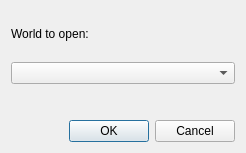
Qt form Editor/openworlddialog.ui (LBALab/lbanet) before a commit.
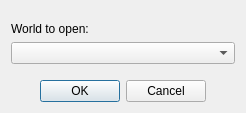
The same form after that commit.

```diff
--- a/Editor/openworlddialog.ui
+++ b/Editor/openworlddialog.ui
@@ -7,7 +7,7 @@
     <x>0</x>
     <y>0</y>
     <width>246</width>
-    <height>153</height>
+    <height>113</height>
    </rect>
   </property>
   <property name="windowTitle">
@@ -17,6 +17,19 @@
    <bool>true</bool>
   </property>
   <layout class="QVBoxLayout" name="verticalLayout">
+   <item>
+    <spacer name="verticalSpacer_2">
+     <property name="orientation">
+      <enum>Qt::Vertical</enum>
+     </property>
+     <property name="sizeHint" stdset="0">
+      <size>
+       <width>10</width>
+       <height>10</height>
+      </size>
+     </property>
+    </spacer>
+   </item>
    <item>
     <widget class="QLabel" name="labelWorldtoopen">
      <property name="text">
@@ -33,12 +46,12 @@
       <enum>Qt::Vertical</enum>
      </property>
      <property name="sizeType">
-      <enum>QSizePolicy::Fixed</enum>
+      <enum>QSizePolicy::Expanding</enum>
      </property>
      <property name="sizeHint" stdset="0">
       <size>
-       <width>20</width>
-       <height>30</height>
+       <width>10</width>
+       <height>10</height>
       </size>
      </property>
     </spacer>
@@ -51,6 +64,9 @@
      <property name="standardButtons">
       <set>QDialogButtonBox::Cancel|QDialogButtonBox::Ok</set>
      </property>
+     <property name="centerButtons">
+      <bool>true</bool>
+     </property>
     </widget>
    </item>
   </layout>
```
